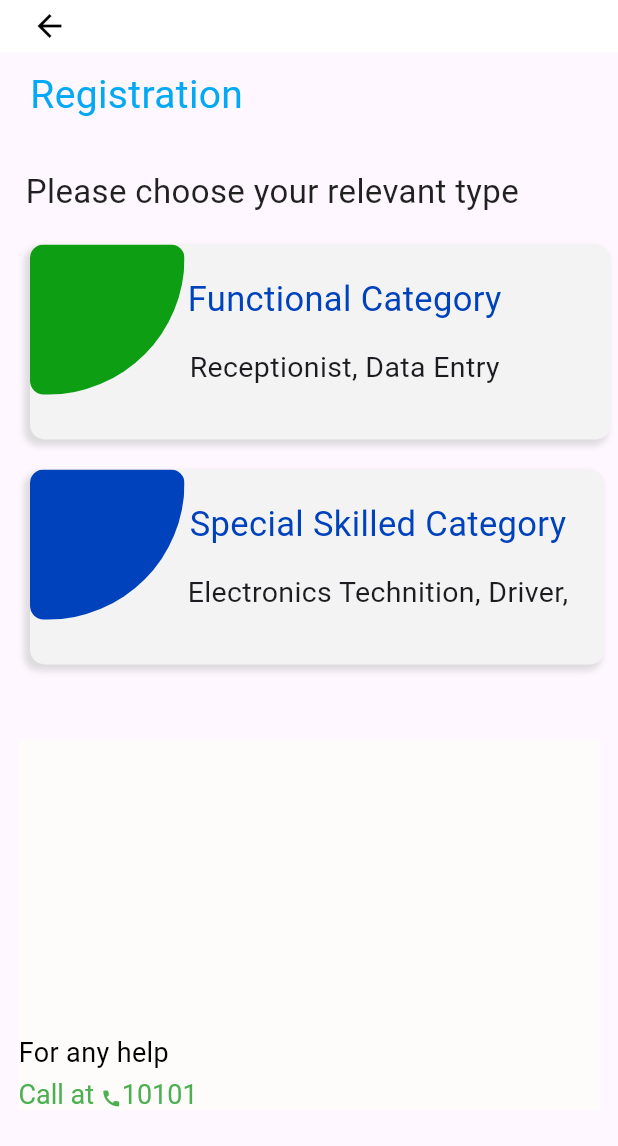
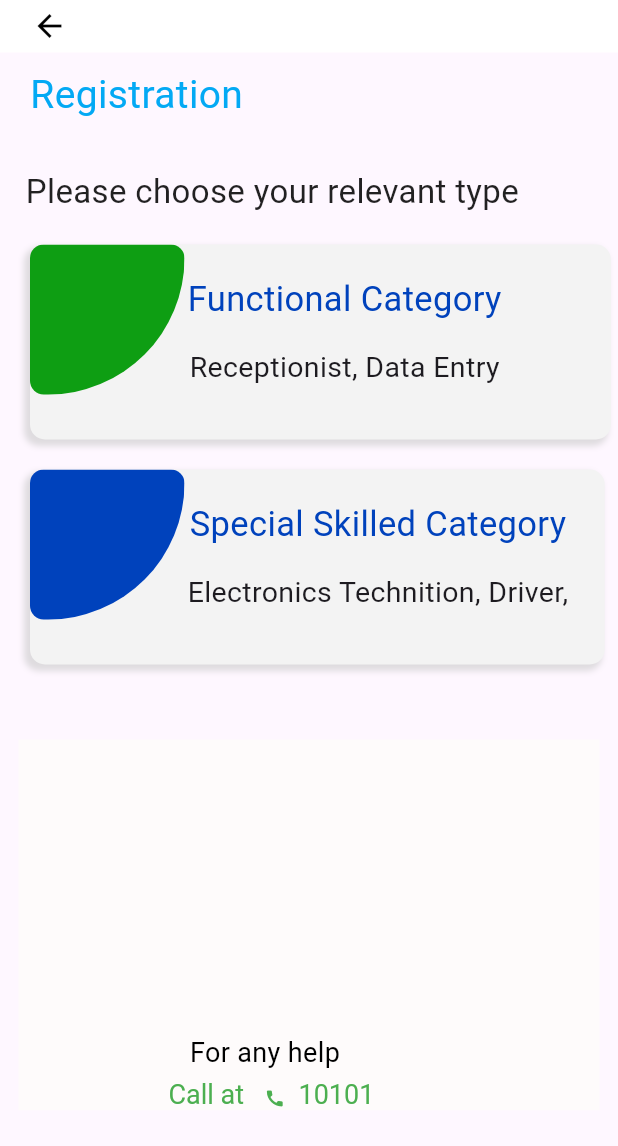
Before and after one commit to ArifHossain123/job_search, a Flutter app: the AppRegistration screen opened directly, on a phone screen of 412 x 824 dp. Shown: the top 1146 px of the screen. Run offline on Flutter 3.47's test engine with Material 3 defaults, Android fonts, the phone set to English and light mode, and no system bars.

Commit message:
Registration

```diff
--- a/lib/registration.dart
+++ b/lib/registration.dart
@@ -253,20 +253,21 @@ class _AppRegistrationState extends State<AppRegistration> {
                   const SizedBox(
                     height: 50,
                   ),
-
                   Container(
                     color: const Color.fromARGB(255, 254, 251, 251),
                     height: height * 0.3,
                     width: width * 0.94,
 
+                    child: Padding(
+                      padding: const EdgeInsets.only(left: 100),
                       child: Column(
+                        crossAxisAlignment: CrossAxisAlignment.center,
                         mainAxisAlignment: MainAxisAlignment.end,
-                      children: [
+                        children: <Widget>[
                           const Row(
-                          crossAxisAlignment: CrossAxisAlignment.center,
                             children: [
                               Text(
-                              'For any help',
+                                '   For any help',
                                 style: TextStyle(
                                   color: Colors.black,
                                   fontSize: 18,
@@ -274,14 +275,16 @@ class _AppRegistrationState extends State<AppRegistration> {
                               )
                             ],
                           ),
-                        SizedBox(height: 4,),
+                          const SizedBox(
+                            height: 4,
+                          ),
                           Row(
                             children: <Widget>[
                               RichText(
                                 text: const TextSpan(
                                   children: [
                                     TextSpan(
-                                    text: 'Call at ',
+                                      text: 'Call at   ',
                                       style: TextStyle(
                                         color: Colors.green,
                                         fontSize: 18,
@@ -295,7 +298,7 @@ class _AppRegistrationState extends State<AppRegistration> {
                                       ),
                                     ),
                                     TextSpan(
-                                    text: '10101',
+                                      text: '  10101',
                                       style: TextStyle(
                                         color: Colors.green,
                                         fontSize: 18,
@@ -307,6 +310,7 @@ class _AppRegistrationState extends State<AppRegistration> {
                             ],
                           ),
                         ],
+                      ),
                     ),
                     // child: const Image(
                     //   image: AssetImage(
```
Lines whose indentation alone changed are shown as unchanged.
